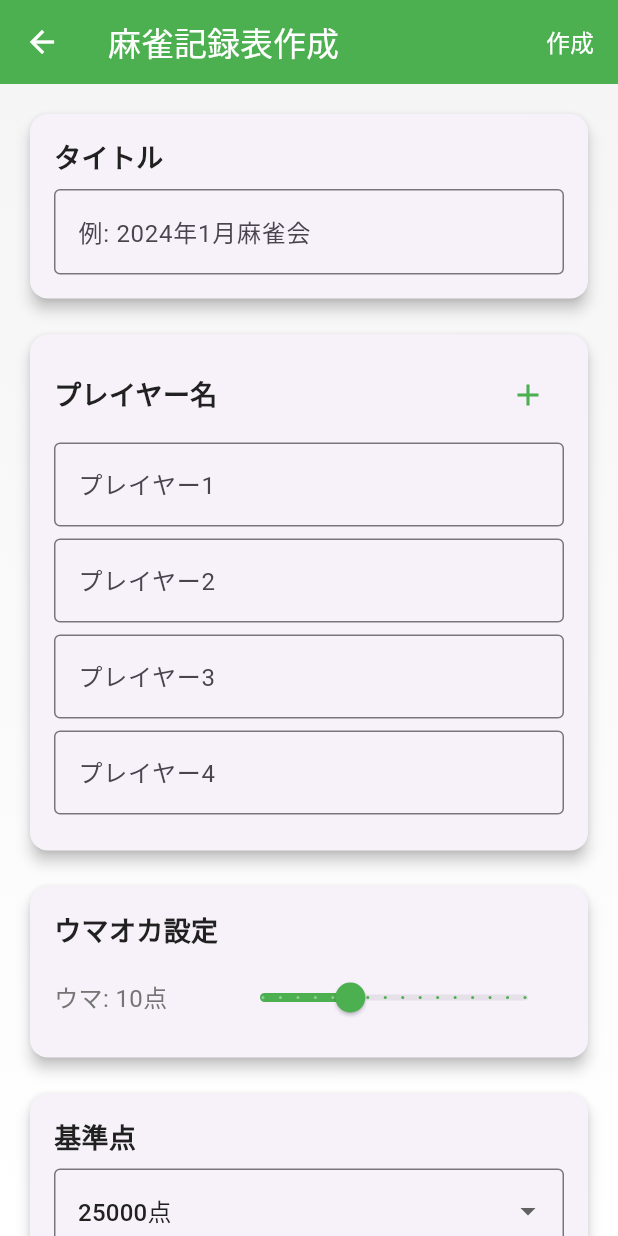
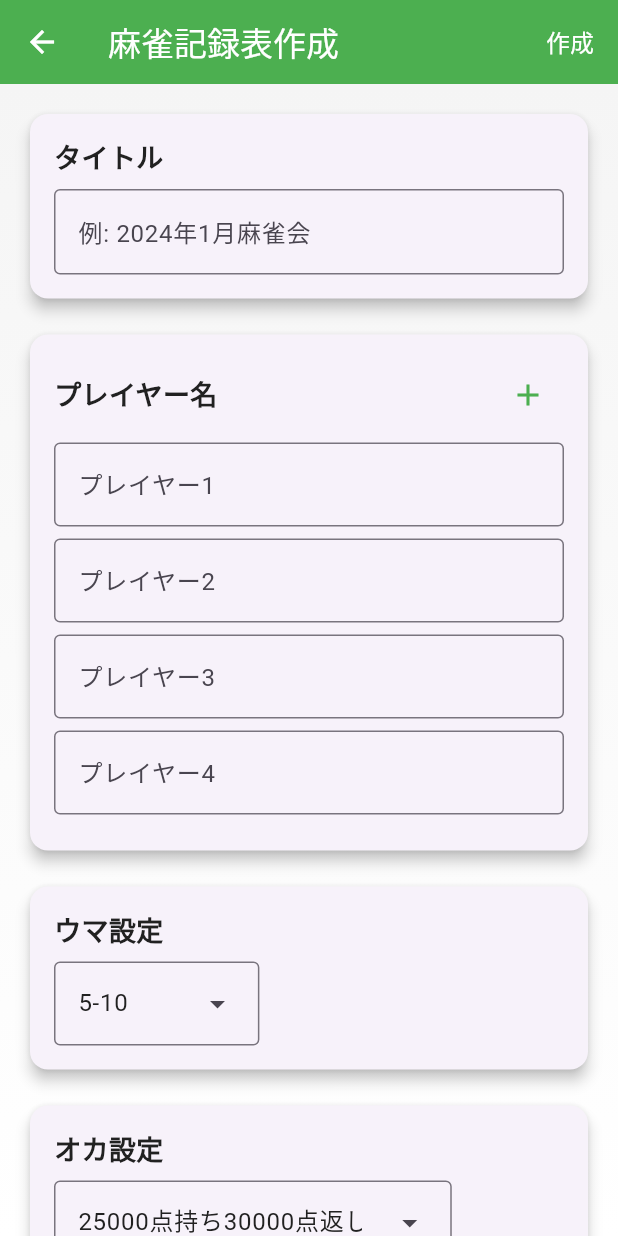
Before and after one commit to skeleton100/ScoreBoard, a Flutter app: the GameConfigScreen screen opened by its route, on a phone screen of 412 x 824 dp. Run offline on Flutter 3.47's test engine with Material 3 defaults, Android fonts, the phone set to English and light mode, and no system bars; our stand-ins replace flutter_riverpod, go_router, sqflite; accounts and stored records are empty.

Commit message:
feat ウマオカ選択機能

```diff
--- /dev/null
+++ b/lib/models/umaoka.dart
@@ -0,0 +1,31 @@
+enum Uma{
+  uma5_10('5-10', 5, 10),
+  uma10_20('10-20', 10, 20),
+  uma10_30('10-30', 10, 30),
+  uma20_30('20-30', 20, 30);
+
+  const Uma(
+    this.displayText,
+    this.uma1,
+    this.uma2,
+  );
+
+  final String displayText;
+  final double uma1;
+  final double uma2;
+}
+
+enum Oka{
+  oka25('25000点持ち30000点返し', 20),
+  oka26('26000点持ち30000点返し', 16),
+  oka27('27000点持ち30000点返し', 12),
+  oka30('30000点持ち30000点返し', 0);
+
+  const Oka(
+    this.displayText,
+    this.oka,
+  );
+
+  final String displayText;
+  final double oka;
+}
--- a/lib/screens/game_config/game_config_model.dart
+++ b/lib/screens/game_config/game_config_model.dart
@@ -1,4 +1,5 @@
 import 'package:flutter_riverpod/flutter_riverpod.dart';
+import '../../models/umaoka.dart';
 
 class GameConfigModel {
   final String title;
@@ -178,3 +179,6 @@ class GameConfigNotifier extends StateNotifier<GameConfigModel?> {
 final gameConfigProvider = StateNotifierProvider<GameConfigNotifier, GameConfigModel?>((ref) {
   return GameConfigNotifier();
 });
+
+final umaProvider = StateProvider<Uma?>((ref) => Uma.uma5_10);
+final okaProvider = StateProvider<Oka?>((ref) => Oka.oka25);
--- a/lib/screens/game_config/game_config_screen.dart
+++ b/lib/screens/game_config/game_config_screen.dart
@@ -6,6 +6,8 @@ import '../../models/game.dart';
 import '../../models/player.dart';
 import '../../routes/route_names.dart';
 import 'game_config_model.dart';
+import '../../models/umaoka.dart';
+import '../../widgets/common_dropdown.dart';
 
 class GameConfigScreen extends ConsumerStatefulWidget {
   const GameConfigScreen({super.key});
@@ -299,7 +301,7 @@ class _GameConfigScreenState extends ConsumerState<GameConfigScreen> {
                     crossAxisAlignment: CrossAxisAlignment.start,
                     children: [
                       const Text(
-                        'ウマオカ設定',
+                        'ウマ設定',
                         style: TextStyle(
                           fontSize: 18,
                           fontWeight: FontWeight.bold,
@@ -307,31 +309,10 @@ class _GameConfigScreenState extends ConsumerState<GameConfigScreen> {
                         ),
                       ),
                       const SizedBox(height: 8),
-                      Row(
-                        children: [
-                          Expanded(
-                            child: Text(
-                              'ウマ: ${gameConfig.uma.toInt()}点',
-                              style: const TextStyle(
-                                fontSize: 16,
-                                color: AppColors.textSecondary,
-                              ),
-                            ),
-                          ),
-                          Expanded(
-                            flex: 2,
-                            child: Slider(
-                              value: gameConfig.uma,
-                              min: 5.0,
-                              max: 20.0,
-                              divisions: 15,
-                              activeColor: AppColors.secondary,
-                              onChanged: (value) {
-                                ref.read(gameConfigProvider.notifier).updateUma(value);
-                              },
-                            ),
-                          ),
-                        ],
+                      CommonDropdown(
+                        items: Uma.values,
+                        provider: umaProvider,
+                        labelBuilder: (uma) => uma.displayText,
                       ),
                     ],
                   ),
@@ -348,7 +329,7 @@ class _GameConfigScreenState extends ConsumerState<GameConfigScreen> {
                     crossAxisAlignment: CrossAxisAlignment.start,
                     children: [
                       const Text(
-                        '基準点',
+                        'オカ設定',
                         style: TextStyle(
                           fontSize: 18,
                           fontWeight: FontWeight.bold,
@@ -356,21 +337,10 @@ class _GameConfigScreenState extends ConsumerState<GameConfigScreen> {
                         ),
                       ),
                       const SizedBox(height: 8),
-                      DropdownButtonFormField<int>(
-                        value: gameConfig.basePoint,
-                        decoration: const InputDecoration(
-                          border: OutlineInputBorder(),
-                        ),
-                        items: const [
-                          DropdownMenuItem(value: 25000, child: Text('25000点')),
-                          DropdownMenuItem(value: 30000, child: Text('30000点')),
-                          DropdownMenuItem(value: 35000, child: Text('35000点')),
-                        ],
-                        onChanged: (value) {
-                          if (value != null) {
-                            ref.read(gameConfigProvider.notifier).updateBasePoint(value);
-                          }
-                        },
+                      CommonDropdown(
+                        items: Oka.values,
+                        provider: okaProvider,
+                        labelBuilder: (oka) => oka.displayText,
                       ),
                     ],
                   ),
--- /dev/null
+++ b/lib/widgets/common_dropdown.dart
@@ -0,0 +1,37 @@
+import 'package:flutter/material.dart';
+import 'package:flutter_riverpod/flutter_riverpod.dart';
+
+class CommonDropdown<T> extends ConsumerWidget {
+  const CommonDropdown({
+    super.key,
+    required this.items,
+    required this.provider,
+    required this.labelBuilder,
+  });
+
+  final List<T> items;
+  final StateProvider<T?> provider;
+  final String Function(T) labelBuilder;
+
+  @override
+  Widget build(BuildContext context, WidgetRef ref) {
+    // 注入されたプロバイダを監視
+    final selectedItem = ref.watch(provider);
+
+    return DropdownMenu<T>(
+      initialSelection: selectedItem,
+      onSelected: (T? newValue) {
+        // 注入されたプロバイダを更新
+        ref.read(provider.notifier).state = newValue;
+      },
+      dropdownMenuEntries: items
+          .map<DropdownMenuEntry<T>>(
+            (T item) => DropdownMenuEntry<T>(
+              value: item,
+              label: labelBuilder(item),
+            ),
+          )
+          .toList(),
+    );
+  }
+}
```
Also changed, not shown: 2 other files.
